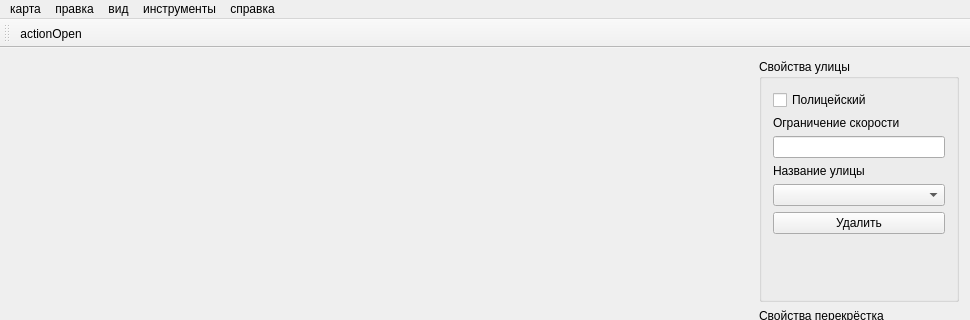
First picture: the form in mainwindow.ui, repository Berimor66/humblemaps, before the edit; both pictures show x 0 to 970 and y 0 to 320 of the 970 by 583 pixel window.
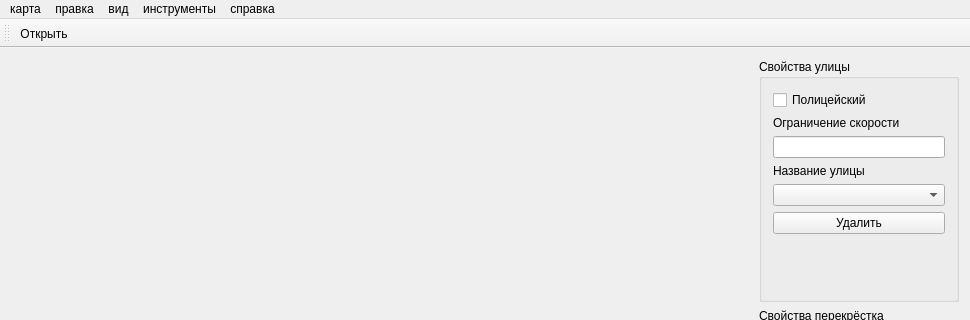
Second picture: the form after the edit. Icons and pictures are not drawn.

```diff
--- a/mainwindow.ui
+++ b/mainwindow.ui
@@ -278,7 +278,7 @@
   </action>
   <action name="actionOpen">
    <property name="text">
-    <string>actionOpen</string>
+    <string>Открыть</string>
    </property>
    <property name="toolTip">
     <string>Open</string>
```
